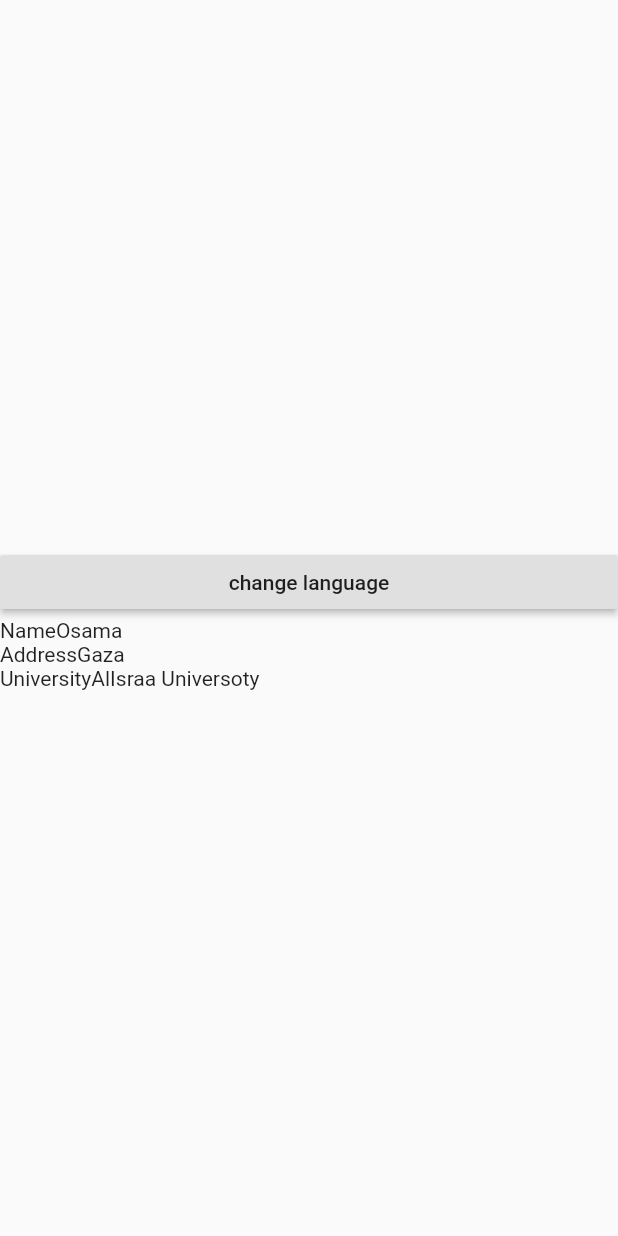
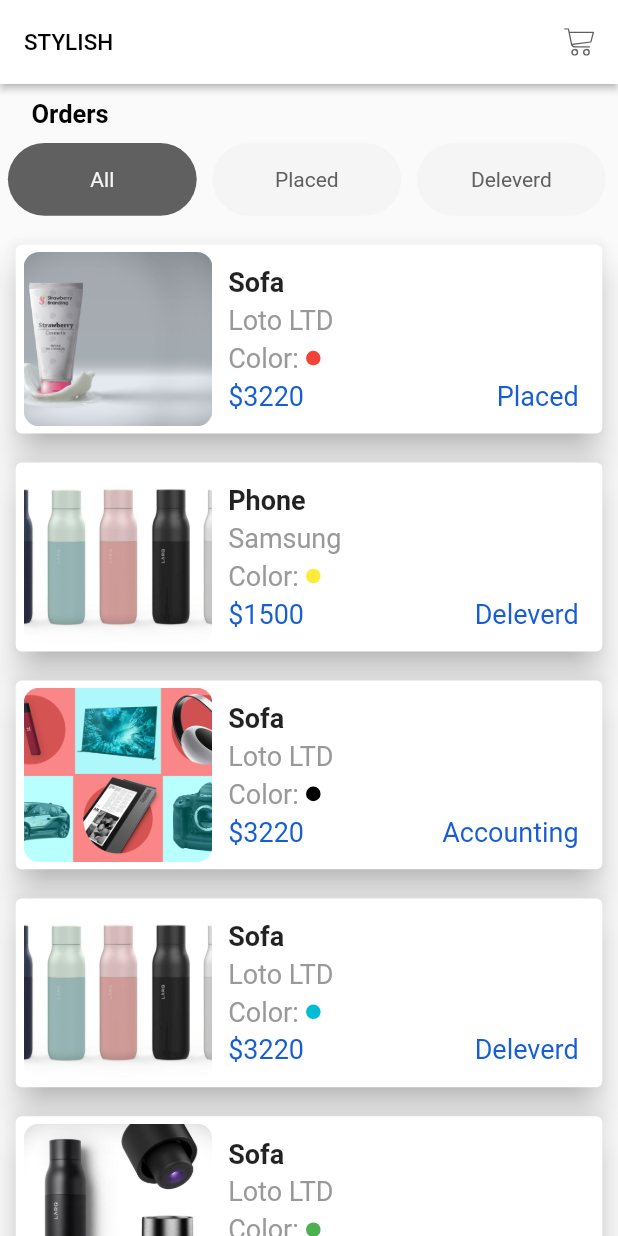
Before and after one commit to shadysamara/new_flutter_gsg, a Flutter app: the screen it shows after launch, on a phone screen of 412 x 824 dp. Run offline on Flutter 3.47's test engine with Material 2 defaults, Android fonts, the phone set to English and light mode, and no system bars; our stand-ins replace auto_route, flutter_screenutil, flutter_svg, get, localize_and_translate.

Commit message:
excersice

```diff
--- /dev/null
+++ b/lib/excersice/model/product_model.dart
@@ -0,0 +1,17 @@
+import 'package:flutter/material.dart';
+
+class Product {
+  String imageUrl;
+  String productName;
+  String companyName;
+  Color color;
+  String price;
+  String status;
+  Product(
+      {this.color,
+      this.companyName,
+      this.imageUrl,
+      this.price,
+      this.productName,
+      this.status});
+}
--- /dev/null
+++ b/lib/excersice/repositories/data_repository.dart
@@ -0,0 +1,85 @@
+import 'package:flutter/material.dart';
+import 'package:gsg_flutter/excersice/model/product_model.dart';
+
+List<String> orderStatus = ['All', 'Placed', 'Deleverd', 'Accounting'];
+List<Product> products = [
+  Product(
+    imageUrl: 'assets/images/product1.jpg',
+    companyName: 'Loto LTD',
+    price: '\$3220',
+    productName: 'Sofa',
+    status: orderStatus[1],
+    color: Colors.red,
+  ),
+  Product(
+    imageUrl: 'assets/images/product4.jpg',
+    companyName: 'Samsung',
+    price: '\$1500',
+    productName: 'Phone',
+    status: orderStatus[2],
+    color: Colors.yellow,
+  ),
+  Product(
+    imageUrl: 'assets/images/product3.jpg',
+    companyName: 'Loto LTD',
+    price: '\$3220',
+    productName: 'Sofa',
+    status: orderStatus[3],
+    color: Colors.black,
+  ),
+  Product(
+    imageUrl: 'assets/images/product4.jpg',
+    companyName: 'Loto LTD',
+    price: '\$3220',
+    productName: 'Sofa',
+    status: orderStatus[2],
+    color: Colors.cyan,
+  ),
+  Product(
+      imageUrl: 'assets/images/product2.jpg',
+      companyName: 'Loto LTD',
+      price: '\$3220',
+      productName: 'Sofa',
+      status: orderStatus[1],
+      color: Colors.green),
+  Product(
+    imageUrl: 'assets/images/product3.jpg',
+    companyName: 'Loto LTD',
+    price: '\$3220',
+    productName: 'Sofa',
+    status: orderStatus[2],
+    color: Colors.red,
+  ),
+  Product(
+    imageUrl: 'assets/images/product1.jpg',
+    companyName: 'Loto LTD',
+    price: '\$3220',
+    productName: 'Sofa',
+    status: orderStatus[3],
+    color: Colors.orange,
+  ),
+  Product(
+    imageUrl: 'assets/images/product3.jpg',
+    companyName: 'LG',
+    price: '\$3220',
+    productName: 'TV',
+    status: orderStatus[2],
+    color: Colors.green,
+  ),
+  Product(
+    imageUrl: 'assets/images/product3.jpg',
+    companyName: 'Apple',
+    price: '\$3300',
+    productName: 'Labtop',
+    status: orderStatus[3],
+    color: Colors.orange,
+  ),
+  Product(
+    imageUrl: 'assets/images/product2.jpg',
+    companyName: 'Flutter',
+    price: '\$250',
+    productName: 'App',
+    status: orderStatus[2],
+    color: Colors.blue,
+  )
+];
--- /dev/null
+++ b/lib/excersice/ui/pages/excersice_page.dart
@@ -0,0 +1,112 @@
+import 'package:flutter/material.dart';
+import 'package:flutter_screenutil/flutter_screenutil.dart';
+import 'package:gsg_flutter/excersice/model/product_model.dart';
+import 'package:gsg_flutter/excersice/repositories/data_repository.dart';
+import 'package:gsg_flutter/excersice/ui/widgets/order_widget.dart';
+import 'package:gsg_flutter/excersice/utils/colors.dart';
+import 'package:gsg_flutter/excersice/utils/styles.dart';
+import 'package:gsg_flutter/excersice/ui/widgets/custom_appbar.dart';
+
+class OrderPage extends StatefulWidget {
+  @override
+  _OrderPageState createState() => _OrderPageState();
+}
+
+class _OrderPageState extends State<OrderPage> {
+  int selectedIndex = 0;
+  List<Product> displayedProducts = [];
+  @override
+  void initState() {
+    // TODO: implement initState
+    super.initState();
+    displayedProducts = products;
+  }
+
+  @override
+  Widget build(BuildContext context) {
+    ScreenUtil.init(context,
+        width: 392.72727272727275,
+        height: 850.9090909090909,
+        allowFontScaling: true);
+    // TODO: implement build
+    return Scaffold(
+      appBar: CustomAppbar(),
+      body: Container(
+        child: Column(
+          crossAxisAlignment: CrossAxisAlignment.start,
+          children: [
+            Container(
+              padding: EdgeInsets.symmetric(horizontal: 20.w, vertical: 10.h),
+              child: Text(
+                'Orders',
+                style: Styles.titleStyle,
+              ),
+            ),
+            Container(
+              height: 50.h,
+              child: ListView.builder(
+                scrollDirection: Axis.horizontal,
+                itemCount: orderStatus.length,
+                itemBuilder: (context, index) {
+                  return GestureDetector(
+                    onTap: () {
+                      this.selectedIndex = index;
+                      setState(() {
+                        if (selectedIndex == 0) {
+                          displayedProducts = products;
+                        } else if (selectedIndex == 1) {
+                          displayedProducts = products
+                              .where(
+                                  (element) => element.status == orderStatus[1])
+                              .toList();
+                        } else if (selectedIndex == 2) {
+                          displayedProducts = products
+                              .where(
+                                  (element) => element.status == orderStatus[2])
+                              .toList();
+                        } else if (selectedIndex == 3) {
+                          displayedProducts = products
+                              .where(
+                                  (element) => element.status == orderStatus[3])
+                              .toList();
+                        }
+                      });
+                    },
+                    child: Container(
+                      width: 120.w,
+                      padding: EdgeInsets.symmetric(horizontal: 20.w),
+                      margin: EdgeInsets.symmetric(horizontal: 5.w),
+                      decoration: BoxDecoration(
+                          color: index == selectedIndex
+                              ? selectedButtonColor
+                              : unSelectedButtonColor,
+                          borderRadius: BorderRadius.circular(50.w)),
+                      alignment: Alignment.center,
+                      child: Text(
+                        orderStatus[index],
+                        style: TextStyle(
+                            color: index == selectedIndex
+                                ? unSelectedButtonColor
+                                : selectedButtonColor),
+                      ),
+                    ),
+                  );
+                },
+              ),
+            ),
+            SizedBox(
+              height: 10.h,
+            ),
+            Expanded(
+                child: ListView.builder(
+              itemCount: displayedProducts.length,
+              itemBuilder: (context, index) {
+                return OrderWidget(displayedProducts[index]);
+              },
+            ))
+          ],
+        ),
+      ),
+    );
+  }
+}
--- /dev/null
+++ b/lib/excersice/ui/widgets/custom_appbar.dart
@@ -0,0 +1,28 @@
+import 'package:flutter/material.dart';
+import 'package:flutter_svg/flutter_svg.dart';
+
+class CustomAppbar extends StatelessWidget implements PreferredSizeWidget {
+  @override
+  Widget build(BuildContext context) {
+    // TODO: implement build
+    return AppBar(
+      elevation: 2,
+      iconTheme: IconThemeData(color: Colors.black),
+      backgroundColor: Colors.white,
+      title: Row(
+        mainAxisAlignment: MainAxisAlignment.spaceBetween,
+        children: [
+          Text(
+            'STYLISH',
+            style: TextStyle(color: Colors.black, fontSize: 15),
+          ),
+          SvgPicture.asset('assets/images/cart.svg')
+        ],
+      ),
+    );
+  }
+
+  @override
+  // TODO: implement preferredSize
+  Size get preferredSize => AppBar().preferredSize;
+}
--- /dev/null
+++ b/lib/excersice/ui/widgets/order_widget.dart
@@ -0,0 +1,84 @@
+import 'package:flutter/material.dart';
+import 'package:flutter_screenutil/flutter_screenutil.dart';
+import 'package:gsg_flutter/excersice/model/product_model.dart';
+
+class OrderWidget extends StatelessWidget {
+  Product product;
+  OrderWidget(this.product);
+  @override
+  Widget build(BuildContext context) {
+    ScreenUtil.init(context,
+        width: 392.72727272727275,
+        height: 850.9090909090909,
+        allowFontScaling: true);
+    // TODO: implement build
+    return Card(
+      margin: EdgeInsets.symmetric(horizontal: 10.w, vertical: 10.h),
+      elevation: 10,
+      child: Container(
+        margin: EdgeInsets.symmetric(horizontal: 5.w, vertical: 5.h),
+        height: 120.h,
+        child: Row(
+          children: [
+            Container(
+              decoration: BoxDecoration(
+                  borderRadius: BorderRadius.circular(10.w),
+                  image: DecorationImage(
+                      image: AssetImage(product.imageUrl), fit: BoxFit.cover)),
+              height: 120.h,
+              width: 120.w,
+            ),
+            Expanded(
+              child: Container(
+                padding: EdgeInsets.symmetric(vertical: 10.h, horizontal: 10.w),
+                child: Column(
+                  mainAxisAlignment: MainAxisAlignment.spaceBetween,
+                  crossAxisAlignment: CrossAxisAlignment.start,
+                  children: [
+                    Text(
+                      product.productName,
+                      style:
+                          TextStyle(fontSize: 18, fontWeight: FontWeight.w600),
+                    ),
+                    Text(
+                      product.companyName,
+                      style: TextStyle(fontSize: 18, color: Color(0xff999999)),
+                    ),
+                    Row(
+                      children: [
+                        Text('Color: ',
+                            style: TextStyle(
+                                fontSize: 18, color: Color(0xff999999))),
+                        Container(
+                          height: 10.h,
+                          width: 10.w,
+                          decoration: BoxDecoration(
+                              color: product.color, shape: BoxShape.circle),
+                        )
+                      ],
+                    ),
+                    Row(
+                      mainAxisAlignment: MainAxisAlignment.spaceBetween,
+                      children: [
+                        Text(
+                          product.price,
+                          style:
+                              TextStyle(fontSize: 18, color: Color(0xff175ED4)),
+                        ),
+                        Text(
+                          product.status,
+                          style:
+                              TextStyle(fontSize: 18, color: Color(0xff175ED4)),
+                        ),
+                      ],
+                    ),
+                  ],
+                ),
+              ),
+            )
+          ],
+        ),
+      ),
+    );
+  }
+}
--- /dev/null
+++ b/lib/excersice/utils/colors.dart
@@ -0,0 +1,4 @@
+import 'package:flutter/material.dart';
+
+Color selectedButtonColor = Color(0xff606060);
+Color unSelectedButtonColor = Color(0xffF5F5F5);
--- /dev/null
+++ b/lib/excersice/utils/styles.dart
@@ -0,0 +1,8 @@
+import 'package:flutter/material.dart';
+
+class Styles {
+  static TextStyle titleStyle =
+      TextStyle(color: Colors.black, fontWeight: FontWeight.w700, fontSize: 17);
+  static TextStyle buttonTextStyle =
+      TextStyle(color: Colors.black, fontSize: 15);
+}
--- a/lib/main.dart
+++ b/lib/main.dart
@@ -1,5 +1,6 @@
 import 'package:auto_route/auto_route.dart';
 import 'package:flutter/material.dart';
+import 'package:gsg_flutter/excersice/ui/pages/excersice_page.dart';
 import 'package:gsg_flutter/todo_app/responsive_design.dart';
 import 'package:localize_and_translate/localize_and_translate.dart';
 
@@ -18,7 +19,7 @@ class MyApp extends StatelessWidget {
   Widget build(BuildContext context) {
     // TODO: implement build
     return MaterialApp(
-      home: ResponsiveDesign(),
+      home: OrderPage(),
       localizationsDelegates: translator.delegates, // Android + iOS Delegates
       locale: translator.locale, // Active locale
       supportedLocales: translator.locals(),
--- a/pubspec.yaml
+++ b/pubspec.yaml
@@ -27,6 +27,7 @@ dependencies:
   get: ^3.22.2
   flutter_screenutil: ^2.3.1
   localize_and_translate: ^3.0.3
+  flutter_svg:
 
 
   # The following adds the Cupertino Icons font to your application.
```
Also changed, not shown: lib/excersice/ui/widgets/slidable_buttons.dart (added, +9 -0 lines), assets/images/cart.svg (added), assets/images/product1.jpg (added), assets/images/product2.jpg (added), assets/images/product3.jpg (added), assets/images/product4.jpg (added), lib/excersice.dart (added), lib/excersice/repositories/api_repository.dart (added), lib/excersice/repositories/db_repository.dart (added), lib/excersice/repositories/firebase_repository.dart (added), pubspec.lock.
